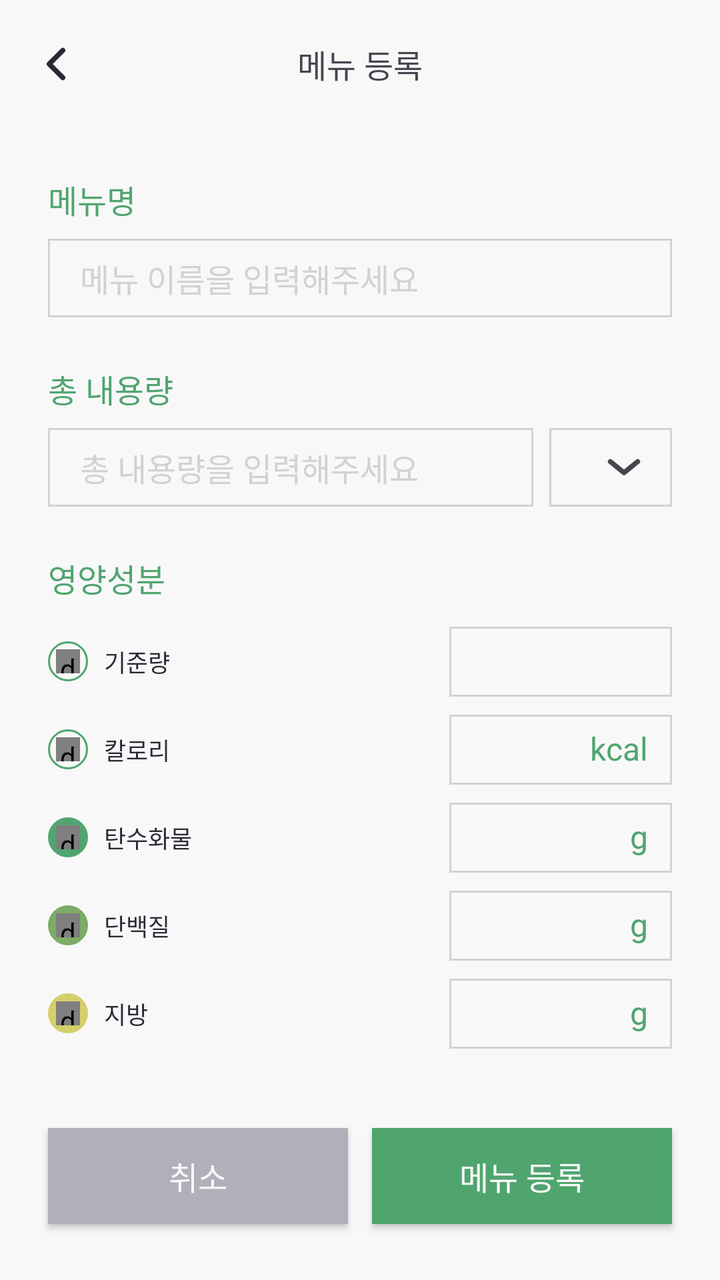
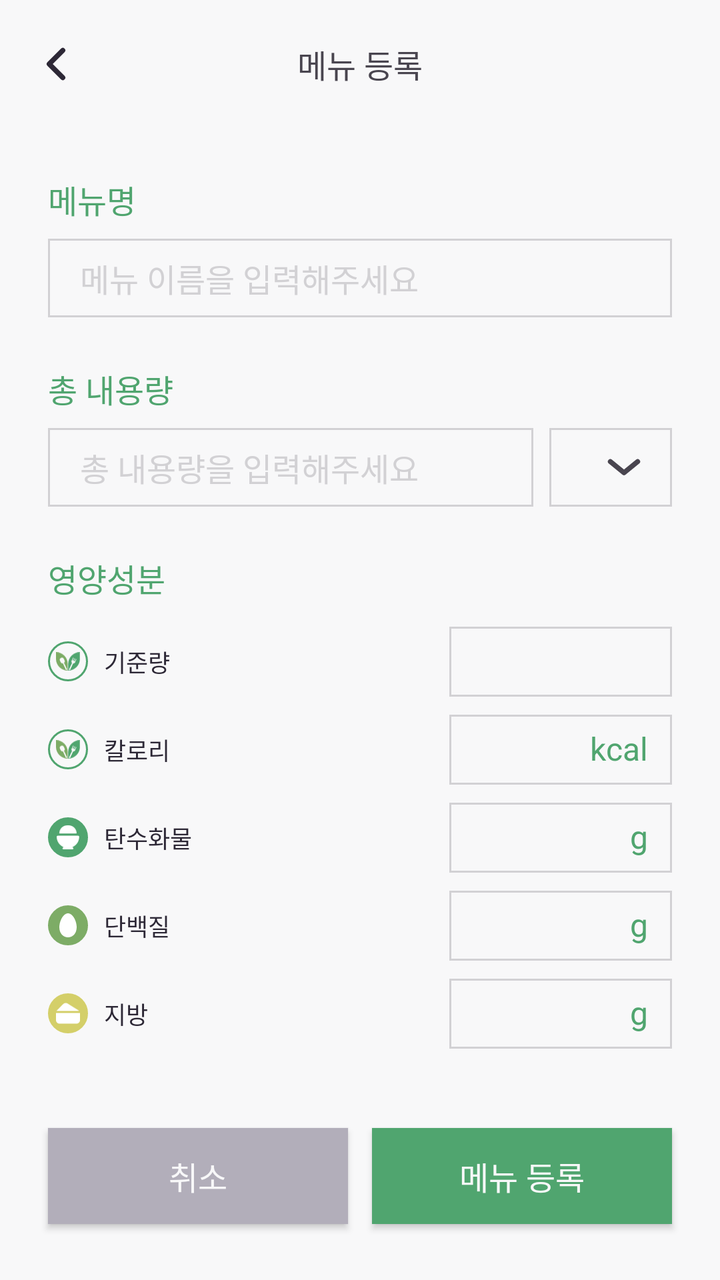

Before-and-after screenshots of an Android layout around one commit, followed by the original layout XML and the change that was made.
<!-- AndroidManifest.xml: application theme Theme.VeganLife -->
<!-- res/layout/fragment_life_check_menu_add.xml -->
<?xml version="1.0" encoding="utf-8"?>
<androidx.constraintlayout.widget.ConstraintLayout xmlns:android="http://schemas.android.com/apk/res/android"
    xmlns:app="http://schemas.android.com/apk/res-auto"
    xmlns:tools="http://schemas.android.com/tools"
    android:layout_width="match_parent"
    android:layout_height="match_parent"
    android:background="@color/gray1"
    tools:context=".lifecheck.ui.view.LifeCheckMenuAddFragment">

    <com.google.android.material.appbar.MaterialToolbar
        android:id="@+id/toolbar_lifecheck_menu_add"
        android:layout_width="0dp"
        android:layout_height="wrap_content"
        android:background="@color/gray1"
        app:layout_constraintEnd_toEndOf="parent"
        app:layout_constraintStart_toStartOf="parent"
        app:layout_constraintTop_toTopOf="parent"
        app:navigationIcon="@drawable/all_back"
        app:title="@string/lifecheck_input_toolbar_title"
        app:titleCentered="true"
        app:titleTextAppearance="@style/Bold.Body4" />

    <TextView
        android:id="@+id/tv_lifecheck_menu_add_name"
        android:layout_width="wrap_content"
        android:layout_height="wrap_content"
        android:layout_marginStart="24dp"
        android:layout_marginTop="24dp"
        android:includeFontPadding="false"
        android:text="@string/lifecheck_menu_name"
        android:textAppearance="@style/Medium.Body3"
        android:textColor="@color/base3"
        app:layout_constraintStart_toStartOf="parent"
        app:layout_constraintTop_toBottomOf="@id/toolbar_lifecheck_menu_add" />

    <EditText
        android:id="@+id/et_lifecheck_menu_add_name"
        android:layout_width="0dp"
        android:layout_height="wrap_content"
        android:layout_marginHorizontal="24dp"
        android:layout_marginTop="8dp"
        android:background="@drawable/lifecheck_rect_gray1_gray3"
        android:hint="@string/lifecheck_menu_name_hint"
        android:includeFontPadding="false"
        android:paddingVertical="8dp"
        android:paddingStart="16dp"
        android:textAppearance="@style/Medium.Body3"
        android:textColorHint="@color/gray3"
        app:layout_constraintEnd_toEndOf="parent"
        app:layout_constraintStart_toStartOf="parent"
        app:layout_constraintTop_toBottomOf="@id/tv_lifecheck_menu_add_name"
        tools:ignore="RtlSymmetry" />

    <TextView
        android:id="@+id/tv_lifecheck_menu_add_capacity"
        android:layout_width="wrap_content"
        android:layout_height="wrap_content"
        android:layout_marginStart="24dp"
        android:layout_marginTop="24dp"
        android:includeFontPadding="false"
        android:text="@string/lifecheck_total_capacity"
        android:textAppearance="@style/Medium.Body3"
        android:textColor="@color/base3"
        app:layout_constraintStart_toStartOf="parent"
        app:layout_constraintTop_toBottomOf="@id/et_lifecheck_menu_add_name" />

    <EditText
        android:id="@+id/et_lifecheck_menu_add_capacity"
        android:layout_width="0dp"
        android:layout_height="wrap_content"
        android:layout_marginStart="24dp"
        android:layout_marginTop="8dp"
        android:layout_marginEnd="8dp"
        android:background="@drawable/lifecheck_rect_gray1_gray3"
        android:hint="@string/all_total_capacity_hint"
        android:includeFontPadding="false"
        android:inputType="numberDecimal"
        android:paddingVertical="8dp"
        android:paddingStart="16dp"
        android:textAppearance="@style/Medium.Body3"
        android:textColorHint="@color/gray3"
        app:layout_constraintEnd_toStartOf="@+id/til_lifecheck_menu_add_capacity_unit"
        app:layout_constraintStart_toStartOf="parent"
        app:layout_constraintTop_toBottomOf="@id/tv_lifecheck_menu_add_capacity"
        tools:ignore="RtlSymmetry" />

    <com.google.android.material.textfield.TextInputLayout
        android:id="@+id/til_lifecheck_menu_add_capacity_unit"
        style="@style/Widget.Material3.TextInputLayout.OutlinedBox.ExposedDropdownMenu"
        android:layout_width="wrap_content"
        android:layout_height="0dp"
        android:layout_marginStart="16dp"
        android:layout_marginEnd="24dp"
        app:endIconDrawable="@drawable/recipe_down"
        app:hintEnabled="false"
        app:layout_constraintBottom_toBottomOf="@id/et_lifecheck_menu_add_capacity"
        app:layout_constraintEnd_toEndOf="parent"
        app:layout_constraintTop_toTopOf="@id/et_lifecheck_menu_add_capacity">

        <AutoCompleteTextView
            android:id="@+id/actv_lifecheck_menu_add_capacity_unit"
            android:layout_width="wrap_content"
            android:layout_height="wrap_content"
            android:background="@drawable/lifecheck_rect_gray1_gray3"
            android:hint="단위"
            android:includeFontPadding="false"
            android:inputType="none"
            android:paddingVertical="8dp"
            android:paddingStart="16dp"
            android:textAppearance="@style/Medium.Body3"
            android:textColorHint="@color/gray3"
            app:simpleItems="@array/lifecheck_capacity_unit"
            tools:ignore="RtlSymmetry" />

    </com.google.android.material.textfield.TextInputLayout>

    <TextView
        android:id="@+id/tv_lifecheck_menu_add_nutrient"
        android:layout_width="wrap_content"
        android:layout_height="wrap_content"
        android:layout_marginStart="24dp"
        android:layout_marginTop="24dp"
        android:includeFontPadding="false"
        android:text="@string/lifecheck_ingredients"
        android:textAppearance="@style/Medium.Body3"
        android:textColor="@color/base3"
        app:layout_constraintStart_toStartOf="parent"
        app:layout_constraintTop_toBottomOf="@id/et_lifecheck_menu_add_capacity" />

    <FrameLayout
        android:id="@+id/fl_lifecheck_menu_add_standard"
        android:layout_width="wrap_content"
        android:layout_height="wrap_content"
        android:layout_marginTop="20dp"
        android:background="@drawable/lifecheck_circle_base3"
        android:padding="4dp"
        app:layout_constraintStart_toStartOf="@id/tv_lifecheck_menu_add_nutrient"
        app:layout_constraintTop_toBottomOf="@id/tv_lifecheck_menu_add_nutrient">

        <de.hdodenhof.circleimageview.CircleImageView
            android:id="@+id/civ_lifecheck_menu_add_standard"
            android:layout_width="12dp"
            android:layout_height="12dp"
            android:src="@drawable/all_spoon_fork_small" />

    </FrameLayout>

    <TextView
        android:id="@+id/tv_lifecheck_menu_add_standard"
        android:layout_width="wrap_content"
        android:layout_height="wrap_content"
        android:layout_marginStart="8dp"
        android:includeFontPadding="false"
        android:text="@string/lifecheck_reference_quantity"
        android:textAppearance="@style/Bold.Body6"
        android:textColor="@color/gray5"
        app:layout_constraintBottom_toBottomOf="@id/fl_lifecheck_menu_add_standard"
        app:layout_constraintStart_toEndOf="@id/fl_lifecheck_menu_add_standard"
        app:layout_constraintTop_toTopOf="@id/fl_lifecheck_menu_add_standard" />

    <View
        android:id="@+id/view_lifecheck_line_dot1"
        android:layout_width="0dp"
        android:layout_height="1dp"
        android:layout_marginStart="28dp"
        android:background="@drawable/lifecheck_line_dot"
        app:layout_constraintBottom_toBottomOf="@id/tv_lifecheck_menu_add_standard"
        app:layout_constraintEnd_toStartOf="@id/et_lifecheck_menu_add_standard"
        app:layout_constraintStart_toEndOf="@id/tv_lifecheck_menu_add_standard"
        app:layout_constraintTop_toTopOf="@id/tv_lifecheck_menu_add_standard" />

    <EditText
        android:id="@+id/et_lifecheck_menu_add_standard"
        android:layout_width="0dp"
        android:layout_height="wrap_content"
        android:layout_marginEnd="24dp"
        android:background="@drawable/lifecheck_rect_gray1_gray3"
        android:includeFontPadding="false"
        android:inputType="numberDecimal"
        android:paddingVertical="8dp"
        android:paddingStart="16dp"
        android:textAppearance="@style/Medium.Body3"
        android:textColorHint="@color/gray3"
        app:layout_constraintBottom_toBottomOf="@id/tv_lifecheck_menu_add_standard"
        app:layout_constraintEnd_toEndOf="parent"
        app:layout_constraintStart_toEndOf="@id/view_lifecheck_line_dot1"
        app:layout_constraintTop_toTopOf="@id/tv_lifecheck_menu_add_standard"
        tools:ignore="RtlSymmetry" />

    <FrameLayout
        android:id="@+id/fl_lifecheck_menu_add_kcal"
        android:layout_width="wrap_content"
        android:layout_height="wrap_content"
        android:layout_marginTop="24dp"
        android:background="@drawable/lifecheck_circle_base3"
        android:padding="4dp"
        app:layout_constraintStart_toStartOf="@id/tv_lifecheck_menu_add_nutrient"
        app:layout_constraintTop_toBottomOf="@id/fl_lifecheck_menu_add_standard">

        <de.hdodenhof.circleimageview.CircleImageView
            android:id="@+id/civ_lifecheck_menu_add_kcal"
            android:layout_width="12dp"
            android:layout_height="12dp"
            android:src="@drawable/all_spoon_fork_small" />

    </FrameLayout>

    <TextView
        android:id="@+id/tv_lifecheck_menu_add_kcal"
        android:layout_width="wrap_content"
        android:layout_height="wrap_content"
        android:layout_marginStart="8dp"
        android:includeFontPadding="false"
        android:text="@string/lifecheck_kcal"
        android:textAppearance="@style/Bold.Body6"
        android:textColor="@color/gray5"
        app:layout_constraintBottom_toBottomOf="@id/fl_lifecheck_menu_add_kcal"
        app:layout_constraintStart_toEndOf="@id/fl_lifecheck_menu_add_kcal"
        app:layout_constraintTop_toTopOf="@id/fl_lifecheck_menu_add_kcal" />

    <View
        android:id="@+id/view_lifecheck_line_dot2"
        android:layout_width="0dp"
        android:layout_height="1dp"
        android:background="@drawable/lifecheck_line_dot"
        app:layout_constraintBottom_toBottomOf="@id/tv_lifecheck_menu_add_kcal"
        app:layout_constraintEnd_toStartOf="@id/et_lifecheck_menu_add_kcal"
        app:layout_constraintStart_toStartOf="@id/view_lifecheck_line_dot1"
        app:layout_constraintTop_toTopOf="@id/tv_lifecheck_menu_add_kcal" />

    <EditText
        android:id="@+id/et_lifecheck_menu_add_kcal"
        android:layout_width="0dp"
        android:layout_height="wrap_content"
        android:layout_marginEnd="24dp"
        android:background="@drawable/lifecheck_rect_gray1_gray3"
        android:includeFontPadding="false"
        android:inputType="numberDecimal"
        android:paddingVertical="8dp"
        android:paddingStart="16dp"
        android:textAppearance="@style/Medium.Body3"
        android:textColorHint="@color/gray3"
        app:layout_constraintBottom_toBottomOf="@id/tv_lifecheck_menu_add_kcal"
        app:layout_constraintEnd_toEndOf="parent"
        app:layout_constraintStart_toEndOf="@id/view_lifecheck_line_dot2"
        app:layout_constraintTop_toTopOf="@id/tv_lifecheck_menu_add_kcal"
        tools:ignore="RtlSymmetry" />

    <TextView
        android:layout_width="wrap_content"
        android:layout_height="wrap_content"
        android:layout_marginEnd="12dp"
        android:includeFontPadding="false"
        android:text="@string/all_kcal"
        android:textAppearance="@style/Bold.Body4"
        android:textColor="@color/base3"
        app:layout_constraintBottom_toBottomOf="@id/et_lifecheck_menu_add_kcal"
        app:layout_constraintEnd_toEndOf="@id/et_lifecheck_menu_add_kcal"
        app:layout_constraintTop_toTopOf="@id/et_lifecheck_menu_add_kcal" />

    <FrameLayout
        android:id="@+id/fl_lifecheck_menu_add_carbohydrate"
        android:layout_width="wrap_content"
        android:layout_height="wrap_content"
        android:layout_marginTop="24dp"
        android:background="@drawable/lifecheck_circle_solid_base3"
        android:padding="4dp"
        app:layout_constraintStart_toStartOf="@id/fl_lifecheck_menu_add_kcal"
        app:layout_constraintTop_toBottomOf="@id/fl_lifecheck_menu_add_kcal">

        <de.hdodenhof.circleimageview.CircleImageView
            android:id="@+id/civ_lifecheck_menu_add_carbohydrate"
            android:layout_width="12dp"
            android:layout_height="12dp"
            android:src="@drawable/lifecheck_carbohydrate_white" />

    </FrameLayout>

    <TextView
        android:id="@+id/tv_lifecheck_menu_add_carbohydrate"
        android:layout_width="wrap_content"
        android:layout_height="wrap_content"
        android:layout_marginStart="8dp"
        android:includeFontPadding="false"
        android:text="@string/all_carbohydrate"
        android:textAppearance="@style/Bold.Body6"
        android:textColor="@color/gray5"
        app:layout_constraintBottom_toBottomOf="@id/fl_lifecheck_menu_add_carbohydrate"
        app:layout_constraintStart_toEndOf="@id/fl_lifecheck_menu_add_carbohydrate"
        app:layout_constraintTop_toTopOf="@id/fl_lifecheck_menu_add_carbohydrate" />

    <View
        android:id="@+id/view_lifecheck_line_dot3"
        android:layout_width="0dp"
        android:layout_height="1dp"
        android:background="@drawable/lifecheck_line_dot"
        app:layout_constraintBottom_toBottomOf="@id/tv_lifecheck_menu_add_carbohydrate"
        app:layout_constraintEnd_toStartOf="@id/et_lifecheck_menu_add_carbohydrate"
        app:layout_constraintStart_toStartOf="@id/view_lifecheck_line_dot1"
        app:layout_constraintTop_toTopOf="@id/tv_lifecheck_menu_add_carbohydrate" />

    <EditText
        android:id="@+id/et_lifecheck_menu_add_carbohydrate"
        android:layout_width="0dp"
        android:layout_height="wrap_content"
        android:layout_marginEnd="24dp"
        android:background="@drawable/lifecheck_rect_gray1_gray3"
        android:includeFontPadding="false"
        android:inputType="numberDecimal"
        android:paddingVertical="8dp"
        android:paddingStart="16dp"
        android:textAppearance="@style/Medium.Body3"
        android:textColorHint="@color/gray3"
        app:layout_constraintBottom_toBottomOf="@id/tv_lifecheck_menu_add_carbohydrate"
        app:layout_constraintEnd_toEndOf="parent"
        app:layout_constraintStart_toEndOf="@id/view_lifecheck_line_dot3"
        app:layout_constraintTop_toTopOf="@id/tv_lifecheck_menu_add_carbohydrate"
        tools:ignore="RtlSymmetry" />

    <TextView
        android:layout_width="wrap_content"
        android:layout_height="wrap_content"
        android:layout_marginEnd="12dp"
        android:includeFontPadding="false"
        android:text="g"
        android:textAppearance="@style/Bold.Body4"
        android:textColor="@color/base3"
        app:layout_constraintBottom_toBottomOf="@id/et_lifecheck_menu_add_carbohydrate"
        app:layout_constraintEnd_toEndOf="@id/et_lifecheck_menu_add_carbohydrate"
        app:layout_constraintTop_toTopOf="@id/et_lifecheck_menu_add_carbohydrate" />

    <FrameLayout
        android:id="@+id/fl_lifecheck_menu_add_protein"
        android:layout_width="wrap_content"
        android:layout_height="wrap_content"
        android:layout_marginTop="24dp"
        android:background="@drawable/lifecheck_circle_solid_base1"
        android:padding="4dp"
        app:layout_constraintStart_toStartOf="@id/fl_lifecheck_menu_add_carbohydrate"
        app:layout_constraintTop_toBottomOf="@id/fl_lifecheck_menu_add_carbohydrate">

        <de.hdodenhof.circleimageview.CircleImageView
            android:id="@+id/civ_lifecheck_menu_add_protein"
            android:layout_width="12dp"
            android:layout_height="12dp"
            android:src="@drawable/lifecheck_protein_white" />

    </FrameLayout>

    <TextView
        android:id="@+id/tv_lifecheck_menu_add_protein"
        android:layout_width="wrap_content"
        android:layout_height="wrap_content"
        android:layout_marginStart="8dp"
        android:includeFontPadding="false"
        android:text="@string/all_protein"
        android:textAppearance="@style/Bold.Body6"
        android:textColor="@color/gray5"
        app:layout_constraintBottom_toBottomOf="@id/fl_lifecheck_menu_add_protein"
        app:layout_constraintStart_toEndOf="@id/fl_lifecheck_menu_add_protein"
        app:layout_constraintTop_toTopOf="@id/fl_lifecheck_menu_add_protein" />

    <View
        android:id="@+id/view_lifecheck_line_dot4"
        android:layout_width="0dp"
        android:layout_height="1dp"
        android:background="@drawable/lifecheck_line_dot"
        app:layout_constraintBottom_toBottomOf="@id/tv_lifecheck_menu_add_protein"
        app:layout_constraintEnd_toStartOf="@id/et_lifecheck_menu_add_protein"
        app:layout_constraintStart_toStartOf="@id/view_lifecheck_line_dot1"
        app:layout_constraintTop_toTopOf="@id/tv_lifecheck_menu_add_protein" />

    <EditText
        android:id="@+id/et_lifecheck_menu_add_protein"
        android:layout_width="0dp"
        android:layout_height="wrap_content"
        android:layout_marginEnd="24dp"
        android:background="@drawable/lifecheck_rect_gray1_gray3"
        android:includeFontPadding="false"
        android:inputType="numberDecimal"
        android:paddingVertical="8dp"
        android:paddingStart="16dp"
        android:textAppearance="@style/Medium.Body3"
        android:textColorHint="@color/gray3"
        app:layout_constraintBottom_toBottomOf="@id/tv_lifecheck_menu_add_protein"
        app:layout_constraintEnd_toEndOf="parent"
        app:layout_constraintStart_toEndOf="@id/view_lifecheck_line_dot4"
        app:layout_constraintTop_toTopOf="@id/tv_lifecheck_menu_add_protein"
        tools:ignore="RtlSymmetry" />

    <TextView
        android:layout_width="wrap_content"
        android:layout_height="wrap_content"
        android:layout_marginEnd="12dp"
        android:includeFontPadding="false"
        android:text="g"
        android:textAppearance="@style/Bold.Body4"
        android:textColor="@color/base3"
        app:layout_constraintBottom_toBottomOf="@id/et_lifecheck_menu_add_protein"
        app:layout_constraintEnd_toEndOf="@id/et_lifecheck_menu_add_protein"
        app:layout_constraintTop_toTopOf="@id/et_lifecheck_menu_add_protein" />

    <FrameLayout
        android:id="@+id/fl_lifecheck_menu_add_fat"
        android:layout_width="wrap_content"
        android:layout_height="wrap_content"
        android:layout_marginTop="24dp"
        android:background="@drawable/lifecheck_circle_solid_point1"
        android:padding="4dp"
        app:layout_constraintStart_toStartOf="@id/fl_lifecheck_menu_add_protein"
        app:layout_constraintTop_toBottomOf="@id/fl_lifecheck_menu_add_protein">

        <de.hdodenhof.circleimageview.CircleImageView
            android:id="@+id/civ_lifecheck_menu_add_fat"
            android:layout_width="12dp"
            android:layout_height="12dp"
            android:src="@drawable/lifecheck_fat_white" />

    </FrameLayout>

    <TextView
        android:id="@+id/tv_lifecheck_menu_add_fat"
        android:layout_width="wrap_content"
        android:layout_height="wrap_content"
        android:layout_marginStart="8dp"
        android:includeFontPadding="false"
        android:text="@string/all_fat"
        android:textAppearance="@style/Bold.Body6"
        android:textColor="@color/gray5"
        app:layout_constraintBottom_toBottomOf="@id/fl_lifecheck_menu_add_fat"
        app:layout_constraintStart_toEndOf="@id/fl_lifecheck_menu_add_fat"
        app:layout_constraintTop_toTopOf="@id/fl_lifecheck_menu_add_fat" />

    <View
        android:id="@+id/view_lifecheck_line_dot5"
        android:layout_width="0dp"
        android:layout_height="1dp"
        android:background="@drawable/lifecheck_line_dot"
        app:layout_constraintBottom_toBottomOf="@id/tv_lifecheck_menu_add_fat"
        app:layout_constraintEnd_toStartOf="@id/et_lifecheck_menu_add_fat"
        app:layout_constraintStart_toStartOf="@id/view_lifecheck_line_dot1"
        app:layout_constraintTop_toTopOf="@id/tv_lifecheck_menu_add_fat" />

    <EditText
        android:id="@+id/et_lifecheck_menu_add_fat"
        android:layout_width="0dp"
        android:layout_height="wrap_content"
        android:layout_marginEnd="24dp"
        android:background="@drawable/lifecheck_rect_gray1_gray3"
        android:includeFontPadding="false"
        android:inputType="numberDecimal"
        android:paddingVertical="8dp"
        android:paddingStart="16dp"
        android:textAppearance="@style/Medium.Body3"
        android:textColorHint="@color/gray3"
        app:layout_constraintBottom_toBottomOf="@id/tv_lifecheck_menu_add_fat"
        app:layout_constraintEnd_toEndOf="parent"
        app:layout_constraintStart_toEndOf="@id/view_lifecheck_line_dot5"
        app:layout_constraintTop_toTopOf="@id/tv_lifecheck_menu_add_fat"
        tools:ignore="RtlSymmetry" />

    <TextView
        android:layout_width="wrap_content"
        android:layout_height="wrap_content"
        android:layout_marginEnd="12dp"
        android:includeFontPadding="false"
        android:text="g"
        android:textAppearance="@style/Bold.Body4"
        android:textColor="@color/base3"
        app:layout_constraintBottom_toBottomOf="@id/et_lifecheck_menu_add_fat"
        app:layout_constraintEnd_toEndOf="@id/et_lifecheck_menu_add_fat"
        app:layout_constraintTop_toTopOf="@id/et_lifecheck_menu_add_fat" />

    <androidx.appcompat.widget.AppCompatButton
        android:id="@+id/btn_lifecheck_menu_add_cancel"
        android:layout_width="0dp"
        android:layout_height="wrap_content"
        android:layout_marginStart="24dp"
        android:layout_marginEnd="6dp"
        android:layout_marginBottom="28dp"
        android:background="@drawable/lifecheck_rect_gray4"
        android:includeFontPadding="false"
        android:text="@string/all_dialog_cancel"
        android:textAppearance="@style/Medium.Body3"
        android:textColor="@color/gray1"
        app:layout_constraintBottom_toBottomOf="parent"
        app:layout_constraintEnd_toStartOf="@id/btn_lifecheck_menu_add_import"
        app:layout_constraintStart_toStartOf="parent" />

    <androidx.appcompat.widget.AppCompatButton
        android:id="@+id/btn_lifecheck_menu_add_import"
        android:layout_width="0dp"
        android:layout_height="wrap_content"
        android:layout_marginStart="6dp"
        android:layout_marginEnd="24dp"
        android:layout_marginBottom="28dp"
        android:background="@drawable/lifecheck_rect_base3"
        android:includeFontPadding="false"
        android:text="@string/lifecheck_register_menu"
        android:textAppearance="@style/Medium.Body3"
        android:textColor="@color/gray1"
        app:layout_constraintBottom_toBottomOf="parent"
        app:layout_constraintEnd_toEndOf="parent"
        app:layout_constraintStart_toEndOf="@id/btn_lifecheck_menu_add_cancel" />

</androidx.constraintlayout.widget.ConstraintLayout>
<!-- resources referenced by this layout -->
<resources>
  <array name="lifecheck_capacity_unit">
          <item>g</item>
          <item>ml</item>
          <item>직접입력</item>
      </array>
  <color name="base3">#50A56F</color>
  <color name="gray1">#F8F8F9</color>
  <color name="gray3">#D2D1D4</color>
  <color name="gray5">#2D2836</color>
  <!-- drawable lifecheck_circle_base3 (drawable) -->
  <?xml version="1.0" encoding="utf-8"?>
  <shape
      xmlns:android="http://schemas.android.com/apk/res/android"
      android:shape="oval">
  
      <stroke
          android:width="1dp"
          android:color="@color/base3"/>
  
  </shape>
  <!-- drawable lifecheck_circle_solid_base1 (drawable) -->
  <?xml version="1.0" encoding="utf-8"?>
  <shape
      xmlns:android="http://schemas.android.com/apk/res/android"
      android:shape="oval">
  
      <solid
          android:color="@color/base1"/>
  
      <stroke
          android:width="1dp"
          android:color="@color/base1"/>
  
  </shape>
  <!-- drawable lifecheck_circle_solid_base3 (drawable) -->
  <?xml version="1.0" encoding="utf-8"?>
  <shape
      xmlns:android="http://schemas.android.com/apk/res/android"
      android:shape="oval">
  
      <solid
          android:color="@color/base3"/>
  
      <stroke
          android:width="1dp"
          android:color="@color/base3"/>
  
  </shape>
  <!-- drawable lifecheck_line_dot (drawable) -->
  <?xml version="1.0" encoding="utf-8"?>
  <shape xmlns:android="http://schemas.android.com/apk/res/android"
      android:shape="line">
  
      <stroke android:color="@color/gray4"
          android:width="1dp"
          android:dashWidth="2dp"
          android:dashGap="2dp" />
  
  </shape>
  <!-- drawable lifecheck_rect_base3 (drawable) -->
  <?xml version="1.0" encoding="utf-8"?>
  <shape xmlns:android="http://schemas.android.com/apk/res/android"
      android:shape="rectangle">
  
      <solid
          android:color="@color/base3" />
  
      <stroke
          android:width="1dp"
          android:color="@color/base3" />
  
  </shape>
  <!-- drawable lifecheck_rect_gray4 (drawable) -->
  <?xml version="1.0" encoding="utf-8"?>
  <shape xmlns:android="http://schemas.android.com/apk/res/android"
      android:shape="rectangle">
  
      <solid
          android:color="@color/gray4" />
  
      <stroke
          android:width="1dp"
          android:color="@color/gray4" />
  
  </shape>
  <string name="all_carbohydrate">탄수화물</string>
  <string name="all_dialog_cancel">취소</string>
  <string name="all_fat">지방</string>
  <string name="all_kcal">kcal</string>
  <string name="all_protein">단백질</string>
  <string name="all_total_capacity_hint">총 내용량을 입력해주세요</string>
  <string name="lifecheck_ingredients">영양성분</string>
  <string name="lifecheck_input_toolbar_title">메뉴 등록</string>
  <string name="lifecheck_kcal">칼로리</string>
  <string name="lifecheck_menu_name">메뉴명</string>
  <string name="lifecheck_menu_name_hint">메뉴 이름을 입력해주세요</string>
  <string name="lifecheck_reference_quantity">기준량</string>
  <string name="lifecheck_register_menu">메뉴 등록</string>
  <string name="lifecheck_total_capacity">총 내용량</string>
  <style name="Bold.Body4" parent="Bold">
          <item name="android:textSize">16sp</item>
      </style>
  <style name="Bold.Body6" parent="Bold">
          <item name="android:textSize">12sp</item>
      </style>
  <style name="Medium.Body3" parent="Medium">
          <item name="android:textSize">16sp</item>
      </style>
  <style name="Theme.VeganLife" parent="Base.Theme.VeganLife">
          <item name="android:windowBackground">@color/white</item>
      </style>
  <color name="base1">#7DAC66</color>
  <color name="point1">#D4CF69</color>
  <color name="gray4">#B2AEBA</color>
  <style name="Bold">
          <item name="fontFamily">@font/noto_sans_kr_bold</item>
      </style>
  <style name="Medium">
          <item name="fontFamily">@font/noto_sans_kr_medium</item>
      </style>
  <style name="Base.Theme.VeganLife" parent="Theme.Material3.DayNight.NoActionBar">
          
          
      </style>
  <color name="white">#FFFFFF</color>
  <!-- unchanged entries left out for length: 8 -->
</resources>

<!-- the commit's change to res/layout/fragment_life_check_menu_add.xml (unified diff, before → after) -->
@@ -137,10 +137,11 @@
         app:layout_constraintStart_toStartOf="@id/tv_lifecheck_menu_add_nutrient"
         app:layout_constraintTop_toBottomOf="@id/tv_lifecheck_menu_add_nutrient">
 
-        <de.hdodenhof.circleimageview.CircleImageView
+        <androidx.appcompat.widget.AppCompatImageView
             android:id="@+id/civ_lifecheck_menu_add_standard"
             android:layout_width="12dp"
             android:layout_height="12dp"
+            android:adjustViewBounds="true"
             android:src="@drawable/all_spoon_fork_small" />
 
     </FrameLayout>
@@ -177,6 +178,7 @@
         android:background="@drawable/lifecheck_rect_gray1_gray3"
         android:includeFontPadding="false"
         android:inputType="numberDecimal"
+        android:maxLength="4"
         android:paddingVertical="8dp"
         android:paddingStart="16dp"
         android:textAppearance="@style/Medium.Body3"
@@ -197,10 +199,11 @@
         app:layout_constraintStart_toStartOf="@id/tv_lifecheck_menu_add_nutrient"
         app:layout_constraintTop_toBottomOf="@id/fl_lifecheck_menu_add_standard">
 
-        <de.hdodenhof.circleimageview.CircleImageView
+        <androidx.appcompat.widget.AppCompatImageView
             android:id="@+id/civ_lifecheck_menu_add_kcal"
             android:layout_width="12dp"
             android:layout_height="12dp"
+            android:adjustViewBounds="true"
             android:src="@drawable/all_spoon_fork_small" />
 
     </FrameLayout>
@@ -236,6 +239,7 @@
         android:background="@drawable/lifecheck_rect_gray1_gray3"
         android:includeFontPadding="false"
         android:inputType="numberDecimal"
+        android:maxLength="4"
         android:paddingVertical="8dp"
         android:paddingStart="16dp"
         android:textAppearance="@style/Medium.Body3"
@@ -268,10 +272,11 @@
         app:layout_constraintStart_toStartOf="@id/fl_lifecheck_menu_add_kcal"
         app:layout_constraintTop_toBottomOf="@id/fl_lifecheck_menu_add_kcal">
 
-        <de.hdodenhof.circleimageview.CircleImageView
+        <androidx.appcompat.widget.AppCompatImageView
             android:id="@+id/civ_lifecheck_menu_add_carbohydrate"
             android:layout_width="12dp"
             android:layout_height="12dp"
+            android:adjustViewBounds="true"
             android:src="@drawable/lifecheck_carbohydrate_white" />
 
     </FrameLayout>
@@ -307,6 +312,7 @@
         android:background="@drawable/lifecheck_rect_gray1_gray3"
         android:includeFontPadding="false"
         android:inputType="numberDecimal"
+        android:maxLength="4"
         android:paddingVertical="8dp"
         android:paddingStart="16dp"
         android:textAppearance="@style/Medium.Body3"
@@ -339,10 +345,11 @@
         app:layout_constraintStart_toStartOf="@id/fl_lifecheck_menu_add_carbohydrate"
         app:layout_constraintTop_toBottomOf="@id/fl_lifecheck_menu_add_carbohydrate">
 
-        <de.hdodenhof.circleimageview.CircleImageView
+        <androidx.appcompat.widget.AppCompatImageView
             android:id="@+id/civ_lifecheck_menu_add_protein"
             android:layout_width="12dp"
             android:layout_height="12dp"
+            android:adjustViewBounds="true"
             android:src="@drawable/lifecheck_protein_white" />
 
     </FrameLayout>
@@ -378,6 +385,7 @@
         android:background="@drawable/lifecheck_rect_gray1_gray3"
         android:includeFontPadding="false"
         android:inputType="numberDecimal"
+        android:maxLength="4"
         android:paddingVertical="8dp"
         android:paddingStart="16dp"
         android:textAppearance="@style/Medium.Body3"
@@ -410,10 +418,11 @@
         app:layout_constraintStart_toStartOf="@id/fl_lifecheck_menu_add_protein"
         app:layout_constraintTop_toBottomOf="@id/fl_lifecheck_menu_add_protein">
 
-        <de.hdodenhof.circleimageview.CircleImageView
+        <androidx.appcompat.widget.AppCompatImageView
             android:id="@+id/civ_lifecheck_menu_add_fat"
             android:layout_width="12dp"
             android:layout_height="12dp"
+            android:adjustViewBounds="true"
             android:src="@drawable/lifecheck_fat_white" />
 
     </FrameLayout>
@@ -449,6 +458,7 @@
         android:background="@drawable/lifecheck_rect_gray1_gray3"
         android:includeFontPadding="false"
         android:inputType="numberDecimal"
+        android:maxLength="4"
         android:paddingVertical="8dp"
         android:paddingStart="16dp"
         android:textAppearance="@style/Medium.Body3"
